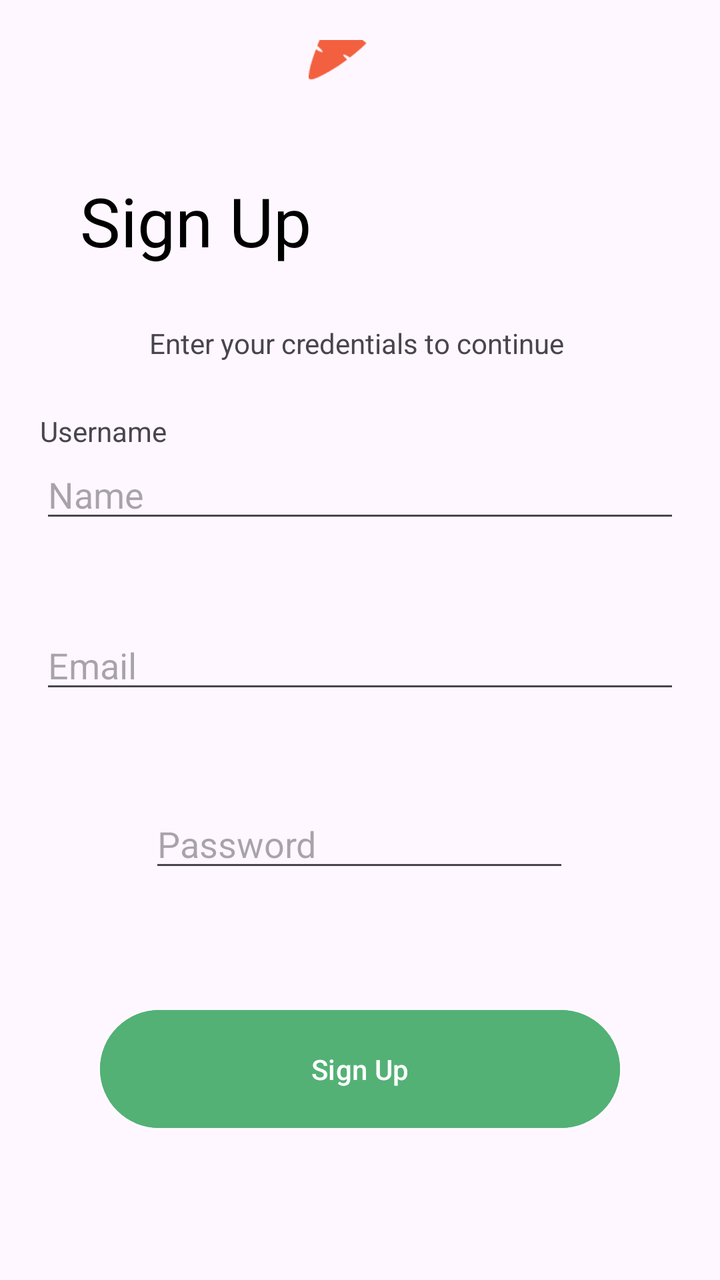
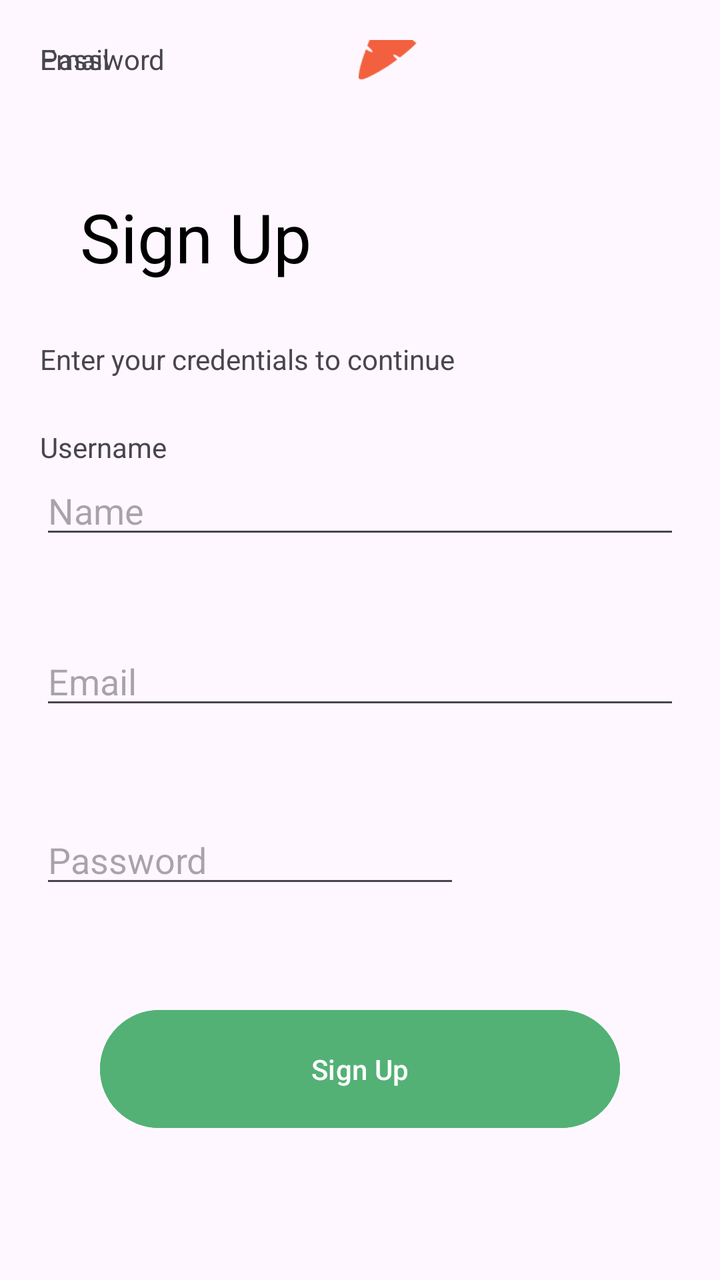

Screens rendered from an Android XML layout before and after an edit, with the pre-edit source and the edit as a unified diff.
<!-- AndroidManifest.xml: application theme Theme.GroceriesAppTask1 -->
<!-- res/layout/activity_signup.xml -->
<?xml version="1.0" encoding="utf-8"?>
<androidx.constraintlayout.widget.ConstraintLayout xmlns:android="http://schemas.android.com/apk/res/android"
    xmlns:app="http://schemas.android.com/apk/res-auto"
    xmlns:tools="http://schemas.android.com/tools"
    android:id="@+id/main"
    android:layout_width="match_parent"
    android:layout_height="match_parent"
    android:padding="20dp"
    tools:context=".Signup">

    <ImageView
        android:id="@+id/imageView5"
        android:layout_width="48dp"
        android:layout_height="48dp"
        android:layout_marginBottom="48dp"
        app:layout_constraintBottom_toTopOf="@+id/textView7"
        app:layout_constraintEnd_toEndOf="@+id/textView7"
        app:layout_constraintHorizontal_bias="0.55"
        app:layout_constraintStart_toStartOf="@+id/textView7"
        app:srcCompat="@drawable/img_6" />


    <TextView
        android:id="@+id/textView7"
        android:layout_width="match_parent"
        android:layout_height="wrap_content"
        android:layout_marginBottom="48dp"
        android:text="Sign Up"
        android:textColor="@color/design_default_color_on_secondary"
        android:textSize="34sp"
        android:layout_marginLeft="20dp"
        app:layout_constraintBottom_toBottomOf="@+id/textView8"
        app:layout_constraintEnd_toEndOf="@+id/textView8"
        app:layout_constraintHorizontal_bias="0.478"
        app:layout_constraintStart_toStartOf="parent" />

    <TextView
        android:id="@+id/textView8"
        android:layout_width="wrap_content"
        android:layout_height="wrap_content"
        android:layout_marginBottom="44dp"
        android:text="Enter your credentials to continue"
        app:layout_constraintBottom_toTopOf="@+id/editTextTextMultiLine"

        app:layout_constraintEnd_toEndOf="@+id/editTextTextMultiLine"
        app:layout_constraintHorizontal_bias="0.0"
        app:layout_constraintStart_toStartOf="@+id/editTextTextMultiLine" />

    <TextView
        android:layout_width="match_parent"
        android:layout_height="wrap_content"
        android:text="Username"
        app:layout_constraintBottom_toTopOf="@+id/editTextTextMultiLine"
        app:layout_constraintEnd_toEndOf="@+id/editTextTextEmailAddress2"
        app:layout_constraintHorizontal_bias="0.0"
        app:layout_constraintStart_toStartOf="@+id/editTextTextEmailAddress2"
        />
    <EditText
        android:id="@+id/editTextTextMultiLine"
        android:layout_width="match_parent"
        android:layout_height="wrap_content"
        android:layout_marginBottom="44dp"
        android:ems="10"
        android:gravity="start|top"
        android:hint="Name"
        android:inputType="textMultiLine"
        app:layout_constraintBottom_toTopOf="@+id/editTextTextEmailAddress2"
        app:layout_constraintEnd_toEndOf="@+id/editTextTextEmailAddress2"
        app:layout_constraintHorizontal_bias="0.0"
        app:layout_constraintStart_toStartOf="@+id/editTextTextEmailAddress2" />

    <EditText
        android:id="@+id/editTextTextEmailAddress2"
        android:layout_width="match_parent"
        android:layout_height="wrap_content"
        android:layout_marginBottom="48dp"
        android:ems="10"
        android:hint="Email"
        android:inputType="textEmailAddress"
        app:layout_constraintBottom_toTopOf="@+id/editTextTextPassword3"
        app:layout_constraintEnd_toEndOf="@+id/editTextTextPassword3"
        app:layout_constraintHorizontal_bias="0.0"
        app:layout_constraintStart_toStartOf="@+id/editTextTextPassword3" />

    <EditText
        android:id="@+id/editTextTextPassword3"
        android:layout_width="wrap_content"
        android:layout_height="wrap_content"
        android:layout_marginBottom="60dp"
        android:ems="10"
        android:hint="Password"
        android:inputType="textPassword"
        app:layout_constraintBottom_toTopOf="@+id/button5"
        app:layout_constraintEnd_toEndOf="@+id/button5"
        app:layout_constraintHorizontal_bias="0.496"
        app:layout_constraintStart_toStartOf="@+id/button5" />

    <Button
        android:id="@+id/button5"
        android:layout_width="0dp"
        android:layout_height="67dp"
        android:layout_marginBottom="52dp"
        android:layout_marginLeft="30dp"
        android:layout_marginRight="30dp"

        android:backgroundTint="@color/green"
        android:text="Sign Up"
        app:layout_constraintBottom_toBottomOf="parent"
        app:layout_constraintEnd_toEndOf="parent"
        app:layout_constraintHorizontal_bias="1.0"
        app:layout_constraintStart_toStartOf="parent" />

</androidx.constraintlayout.widget.ConstraintLayout>
<!-- resources referenced by this layout -->
<resources>
  <color name="green">#53B175</color>
  <!-- drawable img_6: png bitmap (drawable, 1918 bytes) -->
  <style name="Theme.GroceriesAppTask1" parent="Base.Theme.GroceriesAppTask1" />
  <style name="Base.Theme.GroceriesAppTask1" parent="Theme.Material3.DayNight.NoActionBar">
          
          
      </style>
</resources>

<!-- the commit's change to res/layout/activity_signup.xml (unified diff, before → after) -->
@@ -8,17 +8,18 @@
     android:padding="20dp"
     tools:context=".Signup">
 
+
     <ImageView
         android:id="@+id/imageView5"
         android:layout_width="48dp"
         android:layout_height="48dp"
-        android:layout_marginBottom="48dp"
+
+        android:layout_marginBottom="56dp"
         app:layout_constraintBottom_toTopOf="@+id/textView7"
         app:layout_constraintEnd_toEndOf="@+id/textView7"
-        app:layout_constraintHorizontal_bias="0.55"
+        app:layout_constraintHorizontal_bias="0.752"
         app:layout_constraintStart_toStartOf="@+id/textView7"
         app:srcCompat="@drawable/img_6" />
-
 
     <TextView
         android:id="@+id/textView7"
@@ -86,14 +87,14 @@
         android:id="@+id/editTextTextPassword3"
         android:layout_width="wrap_content"
         android:layout_height="wrap_content"
-        android:layout_marginBottom="60dp"
+        android:layout_marginBottom="52dp"
         android:ems="10"
         android:hint="Password"
         android:inputType="textPassword"
         app:layout_constraintBottom_toTopOf="@+id/button5"
         app:layout_constraintEnd_toEndOf="@+id/button5"
-        app:layout_constraintHorizontal_bias="0.496"
-        app:layout_constraintStart_toStartOf="@+id/button5" />
+        app:layout_constraintHorizontal_bias="0.0"
+        app:layout_constraintStart_toStartOf="parent" />
 
     <Button
         android:id="@+id/button5"
@@ -110,4 +111,22 @@
         app:layout_constraintHorizontal_bias="1.0"
         app:layout_constraintStart_toStartOf="parent" />
 
+    <TextView
+        android:id="@+id/textView9"
+        android:layout_width="match_parent"
+        android:layout_height="wrap_content"
+        android:text="Email"
+        app:layout_constraintEnd_toEndOf="@+id/editTextTextMultiLine"
+        app:layout_constraintStart_toStartOf="@+id/editTextTextMultiLine"
+        tools:layout_editor_absoluteY="350dp" />
+
+    <TextView
+        android:id="@+id/textView10"
+        android:layout_width="match_parent"
+        android:layout_height="wrap_content"
+        android:text="Password"
+        app:layout_constraintEnd_toEndOf="@+id/editTextTextPassword3"
+        app:layout_constraintStart_toStartOf="@+id/editTextTextPassword3"
+        tools:layout_editor_absoluteY="447dp" />
+
 </androidx.constraintlayout.widget.ConstraintLayout>
